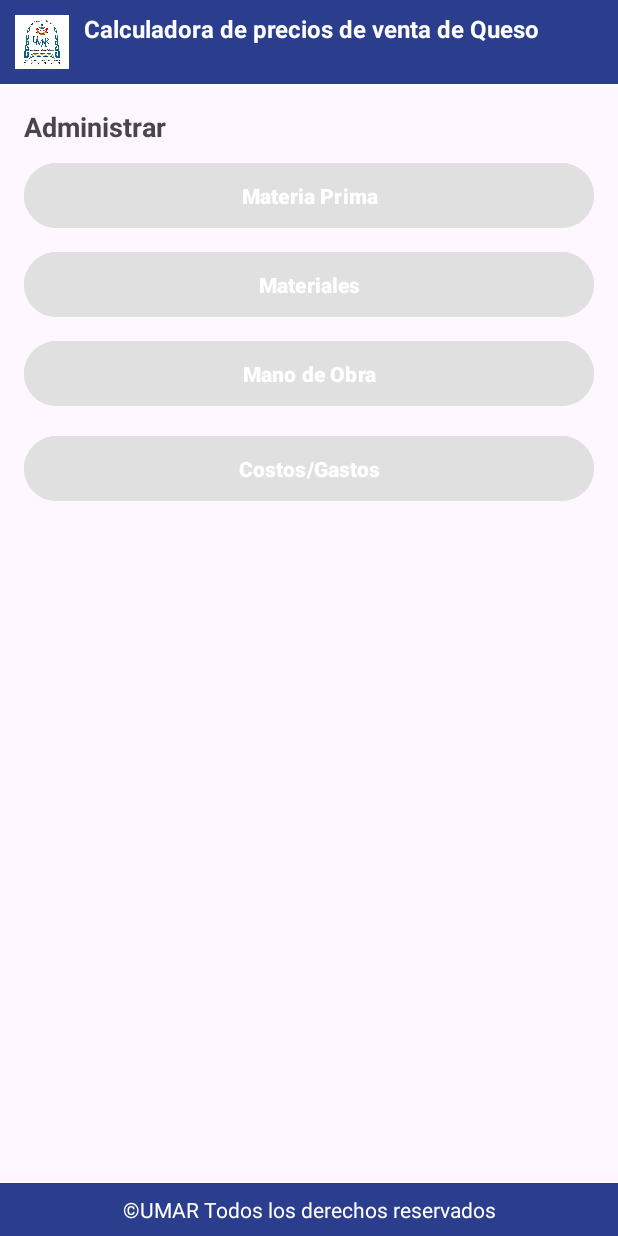
After one commit to tuX-2/Proyecto_PDM, an Android app: the Pantalla_Menu_administracion screen opened directly, with no data from a screen before it, on a phone screen of 412 x 824 dp. The commit adds this screen. Run offline under Robolectric (Android 15) with nearby library versions, the phone set to English and light mode, and no system bars.

Commit message:
Pantalla casi completa

```diff
--- a/app/src/main/AndroidManifest.xml
+++ b/app/src/main/AndroidManifest.xml
@@ -13,6 +13,9 @@
         android:theme="@style/Theme.ProjectPDM"
         tools:targetApi="31">
         <activity
+            android:name=".Pantalla_Menu_administracion"
+            android:exported="false" />
+        <activity
             android:name=".MainActivity"
             android:exported="true">
             <intent-filter>
--- /dev/null
+++ b/app/src/main/java/com/example/projectpdm/Pantalla_Menu_administracion.java
@@ -0,0 +1,24 @@
+package com.example.projectpdm;
+
+import android.os.Bundle;
+
+import androidx.activity.EdgeToEdge;
+import androidx.appcompat.app.AppCompatActivity;
+import androidx.core.graphics.Insets;
+import androidx.core.view.ViewCompat;
+import androidx.core.view.WindowInsetsCompat;
+
+public class Pantalla_Menu_administracion extends AppCompatActivity {
+
+    @Override
+    protected void onCreate(Bundle savedInstanceState) {
+        super.onCreate(savedInstanceState);
+        EdgeToEdge.enable(this);
+        setContentView(R.layout.activity_pantalla_menu_administracion);
+        ViewCompat.setOnApplyWindowInsetsListener(findViewById(R.id.main), (v, insets) -> {
+            Insets systemBars = insets.getInsets(WindowInsetsCompat.Type.systemBars());
+            v.setPadding(systemBars.left, systemBars.top, systemBars.right, systemBars.bottom);
+            return insets;
+        });
+    }
+}
--- /dev/null
+++ b/app/src/main/res/layout/activity_pantalla_menu_administracion.xml
@@ -0,0 +1,140 @@
+<?xml version="1.0" encoding="utf-8"?>
+<androidx.constraintlayout.widget.ConstraintLayout xmlns:android="http://schemas.android.com/apk/res/android"
+    xmlns:app="http://schemas.android.com/apk/res-auto"
+    xmlns:tools="http://schemas.android.com/tools"
+    android:id="@+id/main"
+    android:layout_width="match_parent"
+    android:layout_height="match_parent"
+    tools:context=".Pantalla_Menu_administracion">
+
+    <!-- Encabezado azul con logo y título -->
+    <LinearLayout
+        android:id="@+id/header"
+        android:layout_width="0dp"
+        android:layout_height="wrap_content"
+        android:orientation="horizontal"
+        android:padding="8dp"
+        android:background="#2B3D8D"
+        app:layout_constraintTop_toTopOf="parent"
+        app:layout_constraintStart_toStartOf="parent"
+        app:layout_constraintEnd_toEndOf="parent">
+
+        <ImageView
+            android:id="@+id/logo"
+            android:layout_width="40dp"
+            android:layout_height="40dp"
+            android:src="@drawable/logo_umar" />
+
+        <TextView
+            android:id="@+id/titulo"
+            android:layout_width="wrap_content"
+            android:layout_height="wrap_content"
+            android:text="Calculadora de precios de venta de Queso"
+            android:textColor="@android:color/white"
+            android:textSize="16sp"
+            android:textStyle="bold"
+            android:layout_marginStart="8dp"
+            android:gravity="center_vertical"/>
+    </LinearLayout>
+
+    <!-- Título "Administrar" -->
+    <TextView
+        android:id="@+id/txt_admin"
+        android:layout_width="wrap_content"
+        android:layout_height="wrap_content"
+        android:text="Administrar"
+        android:textStyle="bold"
+        android:textSize="18sp"
+        app:layout_constraintTop_toBottomOf="@id/header"
+        app:layout_constraintStart_toStartOf="parent"
+        android:layout_margin="16dp"/>
+
+    <!-- Botón 1: Materia Prima -->
+    <com.google.android.material.button.MaterialButton
+        android:id="@+id/btn_materia_prima"
+        android:layout_width="0dp"
+        android:layout_height="wrap_content"
+        android:text="@string/materia_prima"
+        android:backgroundTint="#E0E0E0"
+        app:iconGravity="textEnd"
+        app:iconPadding="8dp"
+        android:textStyle="bold"
+        android:textAllCaps="false"
+        android:padding="12dp"
+        app:layout_constraintTop_toBottomOf="@id/txt_admin"
+        app:layout_constraintStart_toStartOf="parent"
+        app:layout_constraintEnd_toEndOf="parent"
+        android:layout_marginHorizontal="16dp"
+        android:layout_marginTop="8dp" />
+
+    <!-- Botón 2: Materiales -->
+    <com.google.android.material.button.MaterialButton
+        android:id="@+id/btn_materiales"
+        android:layout_width="0dp"
+        android:layout_height="wrap_content"
+        android:text="Materiales"
+        android:backgroundTint="#E0E0E0"
+        android:icon="@drawable/ic_materiales"
+        app:iconGravity="textEnd"
+        app:iconPadding="8dp"
+        android:textStyle="bold"
+        android:textAllCaps="false"
+        android:padding="12dp"
+        app:layout_constraintTop_toBottomOf="@id/btn_materia_prima"
+        app:layout_constraintStart_toStartOf="parent"
+        app:layout_constraintEnd_toEndOf="parent"
+        android:layout_marginHorizontal="16dp"
+        android:layout_marginTop="8dp" />
+
+    <!-- Botón 3: Mano de Obra -->
+    <com.google.android.material.button.MaterialButton
+        android:id="@+id/btn_mano_obra"
+        android:layout_width="0dp"
+        android:layout_height="wrap_content"
+        android:text="Mano de Obra"
+        android:backgroundTint="#E0E0E0"
+        app:iconGravity="textEnd"
+        app:iconPadding="8dp"
+        android:textStyle="bold"
+        android:textAllCaps="false"
+        android:padding="12dp"
+        app:layout_constraintTop_toBottomOf="@id/btn_materiales"
+        app:layout_constraintStart_toStartOf="parent"
+        app:layout_constraintEnd_toEndOf="parent"
+        android:layout_marginHorizontal="16dp"
+        android:layout_marginTop="8dp" />
+
+    <!-- Botón 4: Enviar -->
+
+    <!-- Footer -->
+    <com.google.android.material.button.MaterialButton
+        android:id="@+id/btn_costos_gastos"
+        android:layout_width="0dp"
+        android:layout_height="wrap_content"
+        android:layout_marginHorizontal="16dp"
+        android:layout_marginTop="12dp"
+        android:backgroundTint="#E0E0E0"
+        app:iconGravity="textEnd"
+        app:iconPadding="8dp"
+        android:padding="12dp"
+        android:text="Costos/Gastos"
+        android:textAllCaps="false"
+        android:textStyle="bold"
+        app:layout_constraintEnd_toEndOf="parent"
+        app:layout_constraintStart_toStartOf="parent"
+        app:layout_constraintTop_toBottomOf="@id/btn_mano_obra" />
+
+    <TextView
+        android:id="@+id/footer"
+        android:layout_width="0dp"
+        android:layout_height="wrap_content"
+        android:background="#2B3D8D"
+        android:gravity="center"
+        android:padding="8dp"
+        android:text="©UMAR Todos los derechos reservados"
+        android:textColor="@android:color/white"
+        app:layout_constraintBottom_toBottomOf="parent"
+        app:layout_constraintEnd_toEndOf="parent"
+        app:layout_constraintStart_toStartOf="parent" />
+
+</androidx.constraintlayout.widget.ConstraintLayout>
--- a/app/src/main/res/values/strings.xml
+++ b/app/src/main/res/values/strings.xml
@@ -1,3 +1,4 @@
 <resources>
     <string name="app_name">ProjectPDM</string>
+    <string name="materia_prima">Materia Prima</string>
 </resources>
```
Also changed, not shown: app/src/main/res/drawable/ic_materiales.png (added), app/src/main/res/drawable/logo_umar.png (added).
